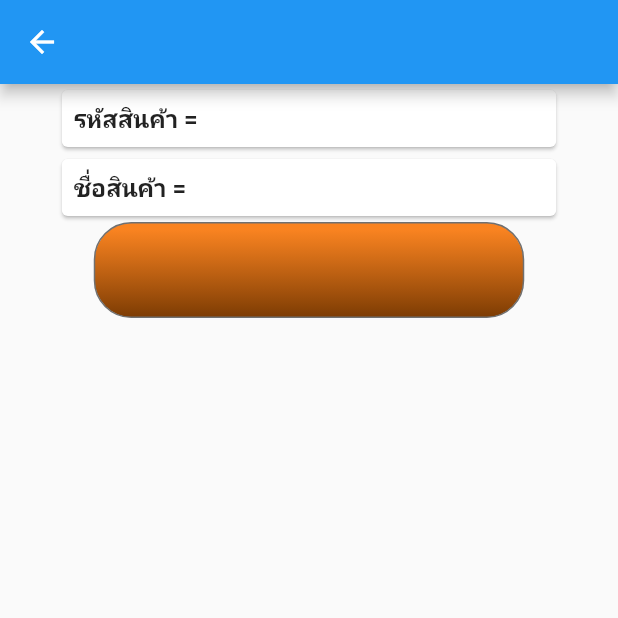
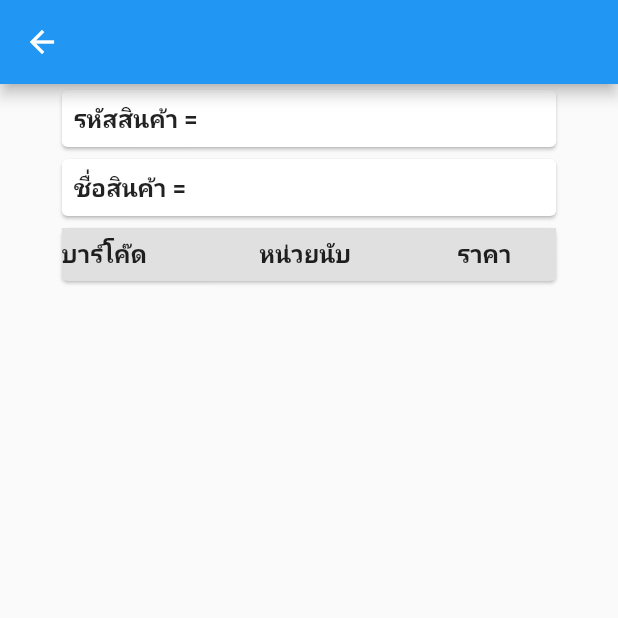
Before and after one commit to KctPiyawat/RawinPornShop, a Flutter app: the DetailProduct screen opened directly with empty values, on a phone screen of 412 x 824 dp, the top half of it. Run offline on Flutter 3.47's test engine with Material 2 defaults, Android fonts, the phone set to English and light mode, and no system bars; our stand-ins replace dio, google_fonts; missing offline and left inert: barcode_scan, fontisto_flutter.

Commit message:
update 24 july

```diff
--- a/lib/utility/my_style.dart
+++ b/lib/utility/my_style.dart
@@ -1,13 +1,32 @@
 import 'package:flutter/material.dart';
 
 class MyStyle {
+  Widget buildTitleH2(String string) => Row(
+        children: <Widget>[
+          Padding(
+            padding: const EdgeInsets.only(left: 24, top: 8, bottom: 6),
+            child: Text(
+              string,
+              style: titleH2(),
+            ),
+          ),
+        ],
+      );
 
-  Widget showProgress(){
-    return Center(child: CircularProgressIndicator(),);
-
+  Widget showProgress() {
+    return Center(
+      child: CircularProgressIndicator(),
+    );
   }
 
   TextStyle titleH2() {
+    return TextStyle(
+      fontSize: 16.0,
+      fontWeight: FontWeight.bold,
+    );
+  }
+
+  TextStyle titleH3() {
     return TextStyle(
       fontSize: 16.0,
       fontWeight: FontWeight.bold,
@@ -22,8 +41,10 @@ class MyStyle {
     );
   }
 
-  SizedBox sizedBox(double height){
-    return SizedBox(height: height,);
+  SizedBox sizedBox(double height) {
+    return SizedBox(
+      height: height,
+    );
   }
 
   MyStyle();
--- a/lib/widget/detail_product.dart
+++ b/lib/widget/detail_product.dart
@@ -1,4 +1,5 @@
 import 'package:flutter/material.dart';
+import 'package:intl/intl.dart';
 import 'package:rawinpornshop/models/search_model.dart';
 import 'package:rawinpornshop/utility/my_style.dart';
 
@@ -12,12 +13,25 @@ class DetailProduct extends StatefulWidget {
 
 class _DetailProductState extends State<DetailProduct> {
   SearchModel model;
+  List<PLs> plss = List();
 
   @override
   void initState() {
     // TODO: implement initState
     super.initState();
     model = widget.searchModel;
+    readPLs();
+  }
+
+  Future<Null> readPLs() async {
+    var objPLs = model.pLs;
+    for (var plsModel in objPLs) {
+      Map<String, dynamic> map = plsModel.toJson();
+      PLs pLs = PLs.fromJson(map);
+      setState(() {
+        plss.add(pLs);
+      });
+    }
   }
 
   @override
@@ -28,7 +42,7 @@ class _DetailProductState extends State<DetailProduct> {
         children: <Widget>[
           buildText(context, 'รหัสสินค้า = ${model.code}'),
           buildText(context, 'ชื่อสินค้า = ${model.name}'),
-          learnXd()
+          showListPLs(),
         ],
       ),
     );
@@ -39,7 +53,8 @@ class _DetailProductState extends State<DetailProduct> {
       mainAxisAlignment: MainAxisAlignment.center,
       children: <Widget>[
         Card(
-                            child: Container(padding: EdgeInsets.all(8),
+          child: Container(
+              padding: EdgeInsets.all(8),
               width: MediaQuery.of(context).size.width * 0.8,
               child: Text(
                 string,
@@ -50,20 +65,67 @@ class _DetailProductState extends State<DetailProduct> {
     );
   }
 
-            Widget learnXd() {
-              return Container(
-    width: 287.0,
-    height: 64.0,
-    decoration: BoxDecoration(
-      borderRadius: BorderRadius.circular(25.0),
-      gradient: LinearGradient(
-        begin: Alignment(0.0, -0.84),
-        end: Alignment(0.0, 1.0),
-        colors: [const Color(0xedf97a10), const Color(0xff7b3b03)],
-        stops: [0.0, 1.0],
+  Widget showListPLs() {
+    return Card(
+      child: Container(
+        // padding: EdgeInsets.all(8),
+        width: MediaQuery.of(context).size.width * 0.8,
+        child: Column(
+          children: <Widget>[
+            Container(height: 35,
+              decoration: BoxDecoration(color: Colors.grey.shade300),
+              child: Row(
+                children: <Widget>[
+                  Expanded(
+                    flex: 2,
+                    child: Text('บาร์โค๊ด',style: MyStyle().titleH3(),),
                   ),
-      border: Border.all(width: 1.0, color: const Color(0xff707070)),
+                  Expanded(
+                    flex: 2,
+                    child: Text('หน่วยนับ',style: MyStyle().titleH3(),),
+                  ),
+                  Expanded(
+                    flex: 1,
+                    child: Text('ราคา',style: MyStyle().titleH3(),),
+                  ),
+                ],
+              ),
+            ),
+            ListView.builder(
+              shrinkWrap: true,
+              physics: ScrollPhysics(),
+              itemCount: plss.length,
+              itemBuilder: (context, index) => Row(
+                children: <Widget>[
+                  Expanded(
+                    flex: 2,
+                    child: Text(plss[index].barcode),
+                  ),
+                  Expanded(
+                    flex: 2,
+                    child: Text(plss[index].unitName),
+                  ),
+                  Expanded(
+                    flex: 1,
+                    child: Text(setupPrice(plss[index].price9)),
+                  ),
+                ],
+              ),
+            ),
+          ],
+        ),
       ),
     );
   }
+
+  String setupPrice(String price9) {
+    // List<String> list = price9.split('.');
+    // return list[0];
+
+    double priceDou = double.parse(price9.trim());
+    var myFormat = NumberFormat('#,###', 'en_US');
+    String result = myFormat.format(priceDou);
+
+    return result;
   }
+}
--- a/pubspec.yaml
+++ b/pubspec.yaml
@@ -27,6 +27,7 @@ dependencies:
   dio: ^3.0.9
   google_fonts: ^1.1.0
   barcode_scan: ^3.0.1
+  intl: ^0.16.1
 
 
 dev_dependencies:
```
Also changed, not shown: pubspec.lock. Lines whose indentation alone changed are shown as unchanged.
